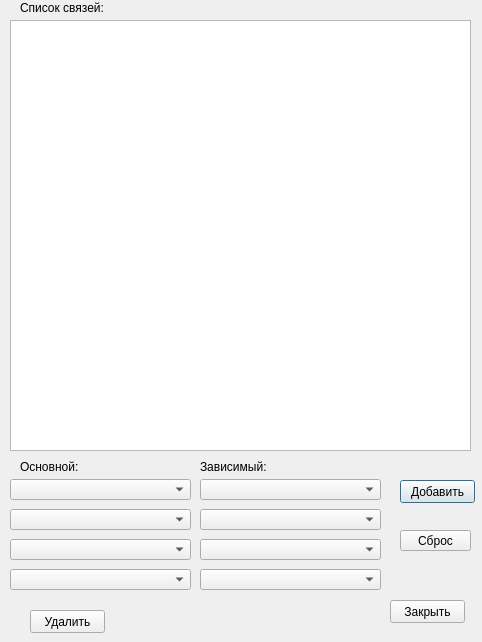
This is subwindows/connection.ui in ButtNaked/DBprom2 as Qt 5 draws it before an edit. The edited form follows.
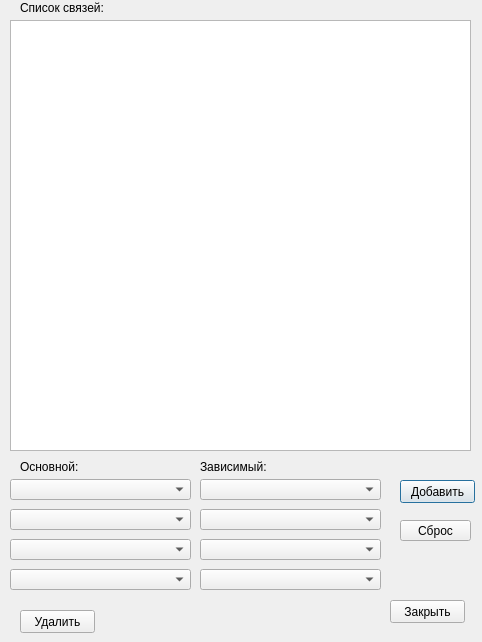
This is the edited form.

```diff
--- a/subwindows/connection.ui
+++ b/subwindows/connection.ui
@@ -61,7 +61,7 @@
   <widget class="QPushButton" name="deleteConButton">
    <property name="geometry">
     <rect>
-     <x>30</x>
+     <x>20</x>
      <y>610</y>
      <width>75</width>
      <height>23</height>
@@ -210,7 +210,7 @@
    <property name="geometry">
     <rect>
      <x>400</x>
-     <y>530</y>
+     <y>520</y>
      <width>71</width>
      <height>21</height>
     </rect>
```
